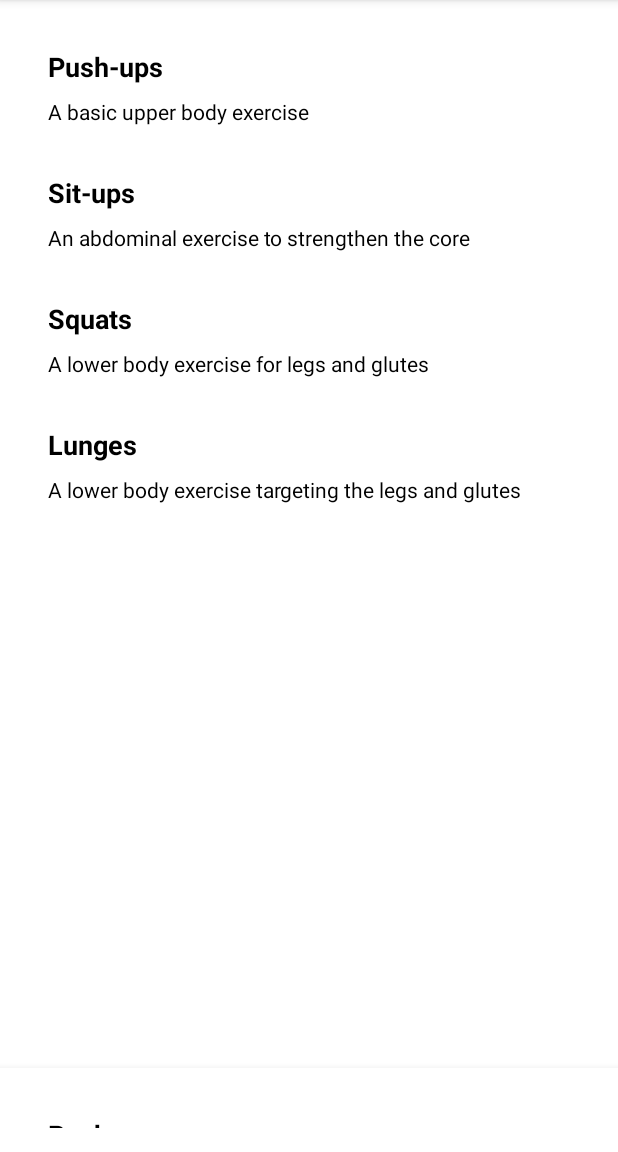
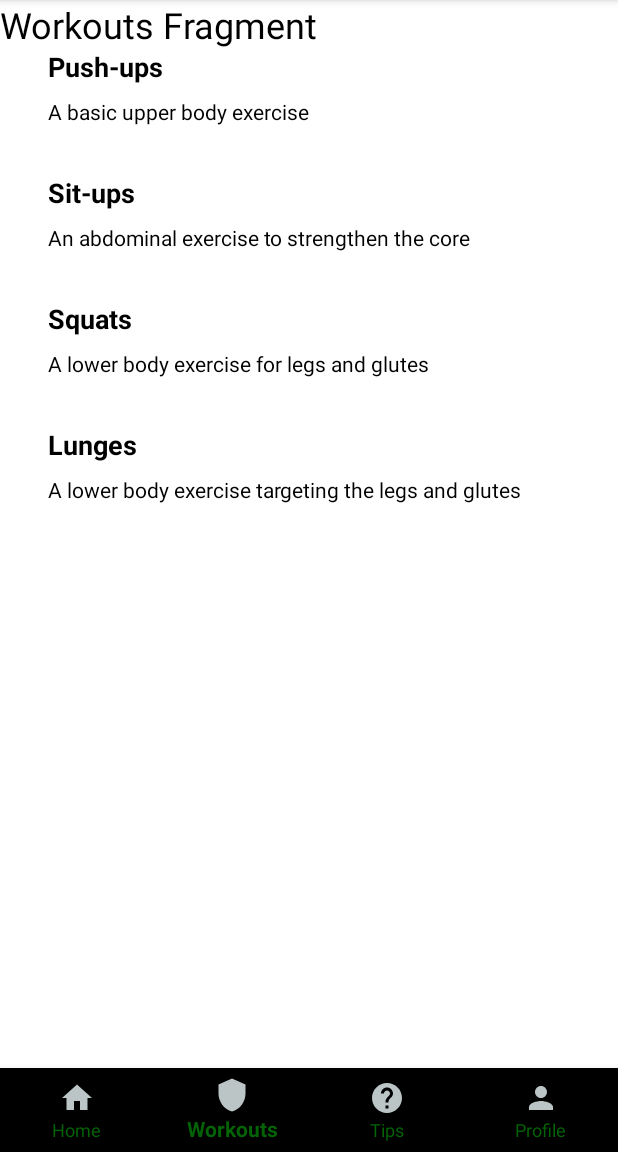
Before and after one commit to MatthewHernandezSoftwareEng/engProject, an Android app: the fragment WorkoutsFragment placed in its activity, item 2 of the bottom bar chosen, on a phone screen of 412 x 824 dp, the part 84-1236 px from its top. Run offline under Robolectric (Android 15) with nearby library versions, the phone set to English and light mode, and no system bars.

Commit message:
MORE CHANGES YAY

```diff
--- a/app/src/main/java/com/zybooks/engproject/MainActivity.java
+++ b/app/src/main/java/com/zybooks/engproject/MainActivity.java
@@ -10,6 +10,7 @@ import androidx.fragment.app.FragmentManager;
 import androidx.fragment.app.FragmentTransaction;
 
 import com.google.android.material.bottomnavigation.BottomNavigationView;
+import com.google.android.material.navigation.NavigationBarView;
 
 public class MainActivity extends AppCompatActivity {
 
@@ -22,7 +23,7 @@ public class MainActivity extends AppCompatActivity {
 
         bottomNavigationView = findViewById(R.id.bottom_navigation);
 
-        bottomNavigationView.setOnItemSelectedListener(new BottomNavigationView.OnItemSelectedListener() {
+        bottomNavigationView.setOnItemSelectedListener(new NavigationBarView.OnItemSelectedListener() {
             @Override
             public boolean onNavigationItemSelected(@NonNull MenuItem item) {
                 Fragment selectedFragment = null;
@@ -37,17 +38,16 @@ public class MainActivity extends AppCompatActivity {
                     selectedFragment = new ProfileFragment();
                 }
 
-                // Replace the current fragment with the selected one
                 if (selectedFragment != null) {
-                    FragmentManager fragmentManager = getSupportFragmentManager();
-                    FragmentTransaction fragmentTransaction = fragmentManager.beginTransaction();
-                    fragmentTransaction.replace(R.id.bottom_navigation, selectedFragment);
-                    fragmentTransaction.addToBackStack(null); // Optional: Add transaction to back stack
-                    fragmentTransaction.commit();
+                    getSupportFragmentManager().beginTransaction()
+                            .replace(R.id.container, selectedFragment)
+                            .commit();
                 }
 
                 return true;
             }
         });
+
+
     }
 }
--- a/app/src/main/java/com/zybooks/engproject/WorkoutAdapter.java
+++ b/app/src/main/java/com/zybooks/engproject/WorkoutAdapter.java
@@ -33,7 +33,8 @@ public class WorkoutAdapter extends RecyclerView.Adapter<WorkoutAdapter.WorkoutV
 
     @Override
     public int getItemCount() {
-        return workoutList.size();
+        return workoutList == null ? 0 : workoutList.size();
+
     }
 
     public static class WorkoutViewHolder extends RecyclerView.ViewHolder {
--- a/app/src/main/res/layout/fragment_workouts.xml
+++ b/app/src/main/res/layout/fragment_workouts.xml
@@ -1,13 +1,23 @@
 <?xml version="1.0" encoding="utf-8"?>
-<FrameLayout xmlns:android="http://schemas.android.com/apk/res/android"
+<RelativeLayout xmlns:android="http://schemas.android.com/apk/res/android"
     android:layout_width="match_parent"
     android:layout_height="match_parent"
-    android:background="@android:color/white">
+    android:orientation="vertical"
+    android:gravity="center">
+
+    <TextView
+        android:layout_width="wrap_content"
+        android:layout_height="wrap_content"
+        android:text="Workouts Fragment"
+        android:layout_alignParentTop="true"
+        android:textSize="24sp"
+        android:textColor="@android:color/black" />
 
     <androidx.recyclerview.widget.RecyclerView
         android:id="@+id/workouts_recycler_view"
+        android:layout_alignParentTop="true"
         android:layout_width="match_parent"
         android:layout_height="match_parent"
         android:padding="16dp" />
 
-</FrameLayout>
+</RelativeLayout>
--- /dev/null
+++ b/app/src/main/res/layout/workout_1_button.xml
@@ -0,0 +1,6 @@
+<?xml version="1.0" encoding="utf-8"?>
+<androidx.constraintlayout.widget.ConstraintLayout xmlns:android="http://schemas.android.com/apk/res/android"
+    android:layout_width="match_parent"
+    android:layout_height="match_parent">
+
+</androidx.constraintlayout.widget.ConstraintLayout>
--- a/app/src/main/res/values/themes.xml
+++ b/app/src/main/res/values/themes.xml
@@ -8,5 +8,6 @@
         <item name="colorAccent">@color/teal_200</item>
         <item name="android:windowBackground">@color/white</item>
         <item name="android:textColor">@android:color/black</item>
+        <item name="android:fontFamily">@font</item>
     </style>
 </resources>
```
Also changed, not shown: app/src/main/res/drawable/pixel workout.jpg (added), app/src/main/res/font/pixelify_sans_bold.ttf (added), app/src/main/res/font/pixelify_sans_medium.ttf (added), app/src/main/res/font/pixelify_sans_regular.ttf (added), app/src/main/res/font/pixelify_sans_semibold.ttf (added).
